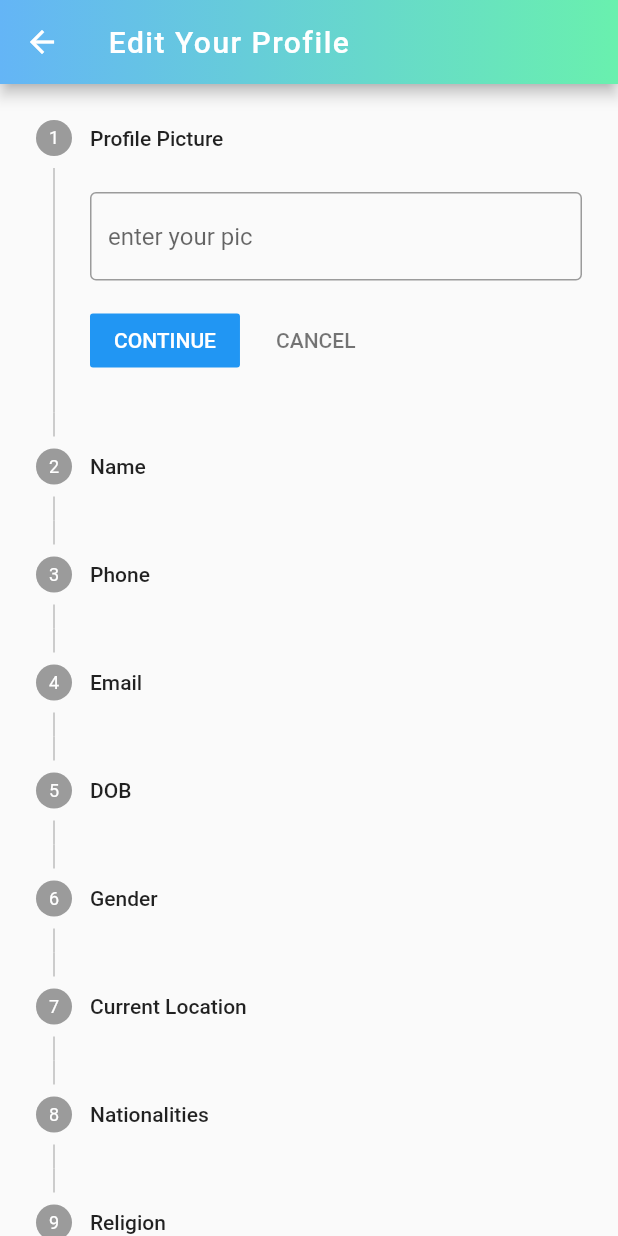
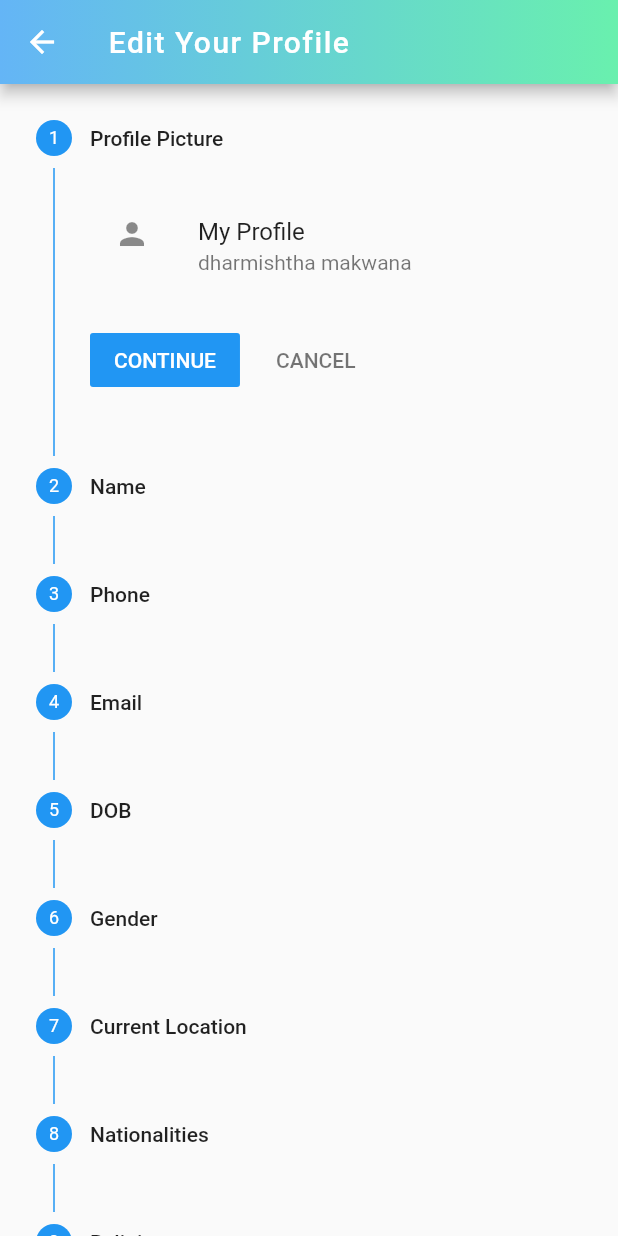
Before and after one commit to dharmishthamakwana/stteper_ui, a Flutter app: the screen it shows after launch, on a phone screen of 412 x 824 dp. Run offline on Flutter 3.47's test engine with Material 2 defaults, Android fonts, the phone set to English and light mode, and no system bars.

Commit message:
stapper_ui 10/03/23

```diff
--- a/lib/main.dart
+++ b/lib/main.dart
@@ -1,12 +1,17 @@
 import 'package:flutter/material.dart';
+import 'package:provider/provider.dart';
+import 'package:stteper_ui/screen/home/provider/home_provider.dart';
 
-import 'screen/home/home_screen.dart';
+import 'screen/home/view/home_screen.dart';
 
 void main() {
   runApp(
-    MaterialApp(debugShowCheckedModeBanner: false,
-    routes: {
-      '/':(context) => Homescreen(),
-    }),
+    MultiProvider(
+      providers: [ChangeNotifierProvider(create: (context) => HomeProvider(),)],
+      child: MaterialApp(debugShowCheckedModeBanner: false,
+      routes: {
+        '/':(context) => Homescreen(),
+      }),
+    ),
   );
 }
--- a/lib/screen/home/home_screen.dart
+++ /dev/null
@@ -1,150 +0,0 @@
-import 'package:flutter/material.dart';
-
-class Homescreen extends StatefulWidget {
-  const Homescreen({Key? key}) : super(key: key);
-
-  @override
-  State<Homescreen> createState() => _HomescreenState();
-}
-
-class _HomescreenState extends State<Homescreen> {
-  @override
-  Widget build(BuildContext context) {
-    return SafeArea(
-      child: Scaffold(
-        appBar: AppBar(
-          leading: Icon(Icons.arrow_back),
-          flexibleSpace: Container(
-              decoration: BoxDecoration(
-                  gradient: LinearGradient(
-                      colors: [Colors.blue.shade300, Colors.greenAccent]))),
-          title: Text(
-            "Edit Your Profile",
-            style: TextStyle(color: Colors.white, letterSpacing: 1),
-          ),
-        ),
-        body: Stepper(
-          currentStep: i,
-          onStepContinue: () {
-            setState(() {
-              if (i < 10) {
-                i++;
-              }
-            });
-          },
-          onStepCancel: () {
-            setState(() {
-              if (i > 0) {
-                i--;
-              }
-            });
-          },
-          steps: [
-            Step(
-              title: Text("Profile Picture"),
-              content: TextField(
-                decoration: InputDecoration(
-                    border: OutlineInputBorder(),
-                    enabled: true,
-                    hintText: 'enter your pic'),
-              ),
-            ),
-            Step(
-              title: Text("Name"),
-              content: TextField(
-                decoration: InputDecoration(
-                    border: OutlineInputBorder(),
-                    enabled: true,
-                    hintText: 'enter your name'),
-              ),
-            ),
-            Step(
-              title: Text("Phone"),
-              content: TextField(
-                decoration: InputDecoration(
-                    border: OutlineInputBorder(),
-                    enabled: true,
-                    hintText: 'enter your phone number'),
-              ),
-            ),
-            Step(
-              title: Text("Email"),
-              content: TextField(
-                decoration: InputDecoration(
-                    border: OutlineInputBorder(),
-                    enabled: true,
-                    hintText: 'enter your email'),
-              ),
-            ),
-            Step(
-              title: Text("DOB"),
-              content: TextField(
-                decoration: InputDecoration(
-                    border: OutlineInputBorder(),
-                    enabled: true,
-                    hintText: 'enter your birthdate'),
-              ),
-            ),
-            Step(
-              title: Text("Gender"),
-              content: TextField(
-                decoration: InputDecoration(
-                    border: OutlineInputBorder(),
-                    enabled: true,
-                    hintText: 'enter your gender'),
-              ),
-            ),
-            Step(
-              title: Text("Current Location"),
-              content: TextField(
-                decoration: InputDecoration(
-                    border: OutlineInputBorder(),
-                    enabled: true,
-                    hintText: 'enter your current location'),
-              ),
-            ),
-            Step(
-              title: Text("Nationalities"),
-              content: TextField(
-                decoration: InputDecoration(
-                    border: OutlineInputBorder(),
-                    enabled: true,
-                    hintText: 'enter your nationalities'),
-                ),
-              ),
-
-            Step(
-              title: Text("Religion"),
-              content: TextField(
-                decoration: InputDecoration(
-                    border: OutlineInputBorder(),
-                    enabled: true,
-                    hintText: 'enter your Religion'),
-              ),
-            ),
-            Step(
-              title: Text("Language"),
-              content: TextField(
-                decoration: InputDecoration(
-                    border: OutlineInputBorder(),
-                    enabled: true,
-                    hintText: 'language'),
-              ),
-            ),
-            Step(
-              title: Text("Biography"),
-              content: TextField(
-                decoration: InputDecoration(
-                    border: OutlineInputBorder(),
-                    enabled: true,
-                    hintText: 'enter your biography'),
-              ),
-            ),
-          ],
-        ),
-      ),
-    );
-  }
-
-  int i = 0;
-}
--- /dev/null
+++ b/lib/screen/home/provider/home_provider.dart
@@ -0,0 +1,18 @@
+import 'package:flutter/cupertino.dart';
+
+class HomeProvider extends ChangeNotifier
+{
+  int i=0;
+
+  void continu_step()
+  {
+    i++;
+    notifyListeners();
+  }
+
+  void back_step()
+  {
+    i--;
+    notifyListeners();
+  }
+}
--- /dev/null
+++ b/lib/screen/home/view/home_screen.dart
@@ -0,0 +1,155 @@
+import 'package:flutter/material.dart';
+
+class Homescreen extends StatefulWidget {
+  const Homescreen({Key? key}) : super(key: key);
+
+  @override
+  State<Homescreen> createState() => _HomescreenState();
+}
+
+class _HomescreenState extends State<Homescreen> {
+  @override
+  Widget build(BuildContext context) {
+    return SafeArea(
+      child: Scaffold(
+        appBar: AppBar(
+          leading: Icon(Icons.arrow_back),
+          flexibleSpace: Container(
+            decoration: BoxDecoration(
+              gradient: LinearGradient(
+                colors: [Colors.blue.shade300, Colors.greenAccent],
+              ),
+            ),
+          ),
+          title: Text(
+            "Edit Your Profile",
+            style: TextStyle(color: Colors.white, letterSpacing: 1),
+          ),
+        ),
+        body: Stepper(
+          currentStep: i,
+          onStepContinue: () {
+            setState(
+              () {
+                if (i < 10) {
+                  i++;
+                }
+              },
+            );
+          },
+          onStepCancel: () {
+            setState(
+              () {
+                if (i > 0) {
+                  i--;
+                }
+              },
+            );
+          },
+          steps: [
+            Step(
+              isActive: true,
+              title: Text("Profile Picture"),
+              content: ListTile(
+                title: Text("My Profile"),
+                leading: Icon(Icons.person),
+                subtitle: Text("dharmishtha makwana"),
+              ),
+            ),
+            Step(
+                isActive: true,
+                title: Text("Name"),
+                content: ListTile(
+                  title: Text("Name"),
+                  leading: Icon(Icons.person),
+                  subtitle: Text("Dharmishtha"),
+                )),
+            Step(
+              isActive: true,
+              title: Text("Phone"),
+              content: ListTile(
+                subtitle: Text("99********"),
+                leading: Icon(Icons.call),
+                title: Text("Phone number"),
+              ),
+            ),
+            Step(
+              isActive: true,
+              title: Text("Email"),
+              content: ListTile(
+                subtitle: Text("makwanadharmishtha44@gmail.com"),
+                leading: Icon(Icons.email),
+                title: Text("Email"),
+              ),
+            ),
+            Step(
+              isActive: true,
+              title: Text("DOB"),
+              content: ListTile(
+                subtitle: Text("30/05/2005"),
+                leading: Icon(Icons.celebration),
+                title: Text("Date of birth"),
+              ),
+            ),
+            Step(
+              isActive: true,
+              title: Text("Gender"),
+              content: ListTile(
+                subtitle: Text("female"),
+                leading: Icon(Icons.female),
+                title: Text("Female"),
+              ),
+            ),
+            Step(
+              isActive: true,
+              title: Text("Current Location"),
+              content: ListTile(
+                subtitle: Text("Surat"),
+                leading: Icon(Icons.location_on),
+                title: Text("Location"),
+              ),
+            ),
+            Step(
+              isActive: true,
+              title: Text("Nationalities"),
+              content: ListTile(
+                subtitle: Text("Indian "),
+                title: Text("Nationalities"),
+              ),
+            ),
+            Step(
+              isActive: true,
+              title: Text("Religion"),
+              content: ListTile(
+                subtitle: Text("Hindu"),
+                leading: Icon(Icons.temple_hindu),
+                title: Text("Religion"),
+              ),
+            ),
+            Step(
+              isActive: true,
+              title: Text("Language"),
+              content: ListTile(
+                subtitle: Text("Gujarati,hindhi,English"),
+                leading: Icon(Icons.language),
+                title: Text("language"),
+              ),
+            ),
+            Step(
+              isActive: true,
+              title: Text("Biography"),
+              content: TextField(
+                decoration: InputDecoration(
+                    border: OutlineInputBorder(),
+                    enabled: true,
+                    hintText: 'enter your biography'),
+              ),
+            ),
+          ],
+        ),
+      ),
+    );
+  }
+
+  int i = 0;
+}
--- a/pubspec.yaml
+++ b/pubspec.yaml
@@ -35,6 +35,7 @@ dependencies:
   # The following adds the Cupertino Icons font to your application.
   # Use with the CupertinoIcons class for iOS style icons.
   cupertino_icons: ^1.0.2
+  provider: ^6.0.5
 
 dev_dependencies:
   flutter_test:
```
Also changed, not shown: pubspec.lock.
